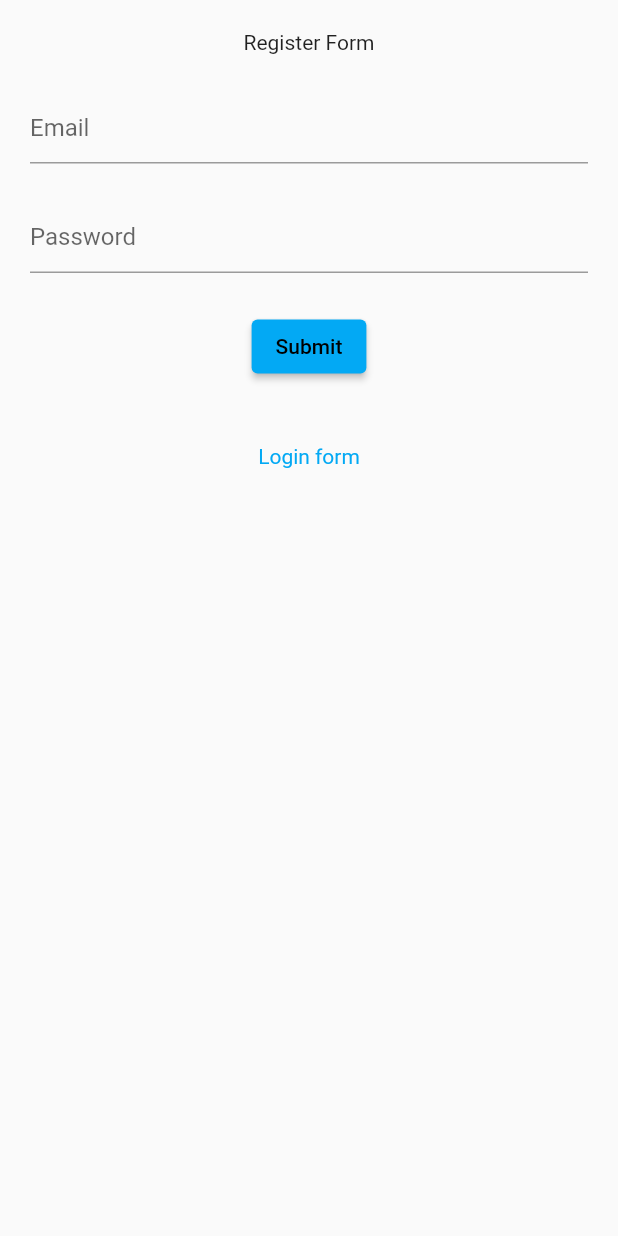
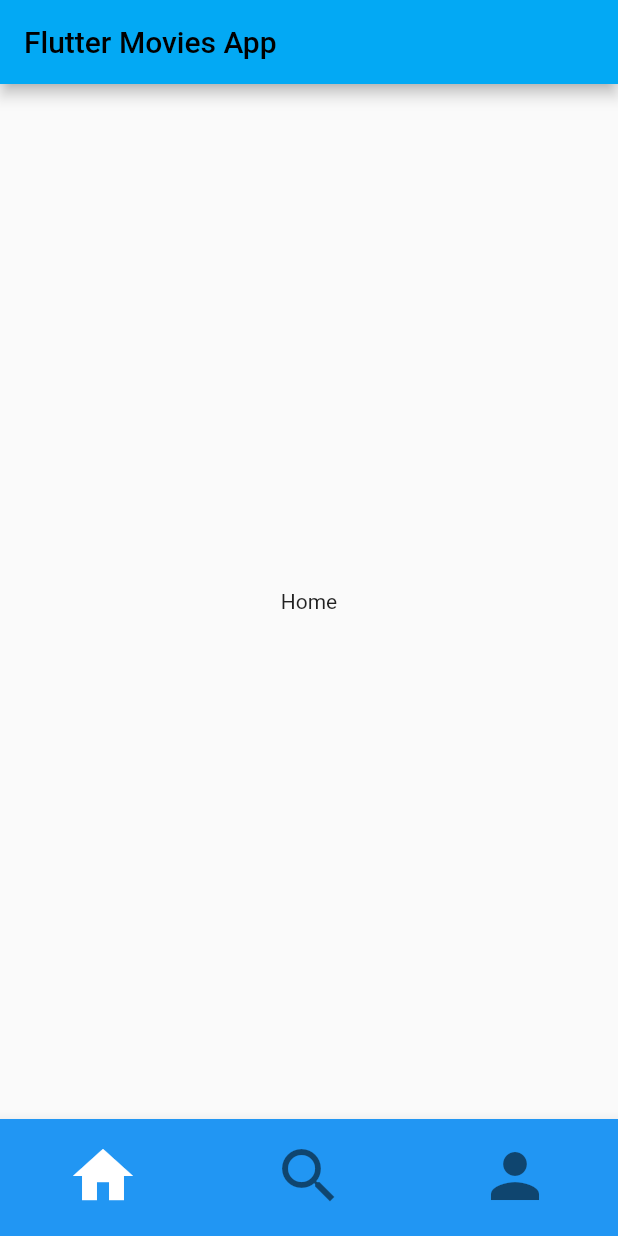
Before and after one commit to Raze91/flutter-movies-app, a Flutter app: the screen it shows after launch, on a phone screen of 412 x 824 dp. Run offline on Flutter 3.47's test engine with Material 2 defaults, Android fonts, the phone set to English and light mode, and no system bars; our stand-ins replace firebase_auth, firebase_core; accounts and stored records are empty.

Commit message:
add bottomNavigationBar with the home, search and profile pages

```diff
--- /dev/null
+++ b/lib/components/home.dart
@@ -0,0 +1,18 @@
+import 'package:flutter/cupertino.dart';
+
+class Home extends StatelessWidget {
+  const Home({Key? key}) : super(key: key);
+
+  @override
+  Widget build(BuildContext context) {
+    return Row(
+      mainAxisAlignment: MainAxisAlignment.center,
+      children: [
+        Column(
+          mainAxisAlignment: MainAxisAlignment.center,
+          children: const [Text('Home')],
+        )
+      ],
+    );
+  }
+}
--- /dev/null
+++ b/lib/components/search.dart
@@ -0,0 +1,18 @@
+import 'package:flutter/cupertino.dart';
+
+class Search extends StatelessWidget {
+  const Search({Key? key}) : super(key: key);
+
+  @override
+  Widget build(BuildContext context) {
+    return Row(
+      mainAxisAlignment: MainAxisAlignment.center,
+      children: [
+        Column(
+          mainAxisAlignment: MainAxisAlignment.center,
+          children: const [Text('Search')],
+        )
+      ],
+    );
+  }
+}
--- a/lib/main.dart
+++ b/lib/main.dart
@@ -1,5 +1,5 @@
+import 'package:firebase_auth/firebase_auth.dart';
 import 'package:firebase_core/firebase_core.dart';
-import 'package:firebase_auth/firebase_auth.dart';
 import 'package:flutter/material.dart';
 import 'package:flutter_movies_app/routes.dart';
 
@@ -19,8 +19,9 @@
   // This widget is the root of your application.
   @override
   Widget build(BuildContext context) {
-    return FutureBuilder(future: _initialization, builder: ((context, snapshot) {
-      if(snapshot.hasError) {
+    return FutureBuilder(
+        future: _initialization, builder: ((context, snapshot) {
+      if (snapshot.hasError) {
         return const MaterialApp(
           home: Scaffold(
             body: SafeArea(
@@ -40,19 +41,12 @@
           ),
           debugShowCheckedModeBanner: false,
           routes: routes,
-          initialRoute: FirebaseAuth.instance.currentUser != null ? '/' : '/register',
+          initialRoute:
+          FirebaseAuth.instance.currentUser != null ? '/' : '/',
         );
       }
 
       return Container();
     }));
-    // return MaterialApp(
-    //   title: 'Flutter Demo',
-    //   debugShowCheckedModeBanner: false,
-    //   theme: ThemeData(
-    //     primarySwatch: Colors.lightBlue,
-    //   ),
-    //   routes: routes,
-    // );
   }
 }
--- a/lib/screens/homepage.dart
+++ b/lib/screens/homepage.dart
@@ -1,14 +1,43 @@
 import 'package:flutter/material.dart';
+import 'package:flutter_movies_app/components/home.dart';
+import 'package:flutter_movies_app/components/profile.dart';
+import 'package:flutter_movies_app/components/search.dart';
 
-class HomePage extends StatelessWidget {
+class HomePage extends StatefulWidget {
   const HomePage({Key? key}) : super(key: key);
+
+
+  @override
+  State<StatefulWidget> createState() => _HomePageState();
+}
+
+class _HomePageState extends State<HomePage> {
+  int index = 0;
+
+  List<Widget> list = [const Home(), const Search(), const Profile()];
 
   @override
   Widget build(BuildContext context) {
     return Scaffold(
-      appBar: AppBar(
-        title: const Text("Flutter Movies App")
-      ),
-    );
+        appBar: AppBar(title: const Text("Flutter Movies App")),
+        body: list[index],
+        bottomNavigationBar: BottomNavigationBar(
+          currentIndex: index,
+          showSelectedLabels: false,
+          showUnselectedLabels: false,
+          onTap: (int i) {
+            setState(() {
+              index = i;
+            });
+          },
+          backgroundColor: Colors.blue,
+          selectedItemColor: Colors.white,
+          iconSize: 48,
+          items: const [
+            BottomNavigationBarItem(icon: Icon(Icons.home), label: 'Home'),
+            BottomNavigationBarItem(icon: Icon(Icons.search), label: 'Search'),
+            BottomNavigationBarItem(icon: Icon(Icons.person), label: 'User'),
+          ],
+        ));
   }
 }
```
Also changed, not shown: lib/components/profile.dart (added, +18 -0 lines), 2 other files.
